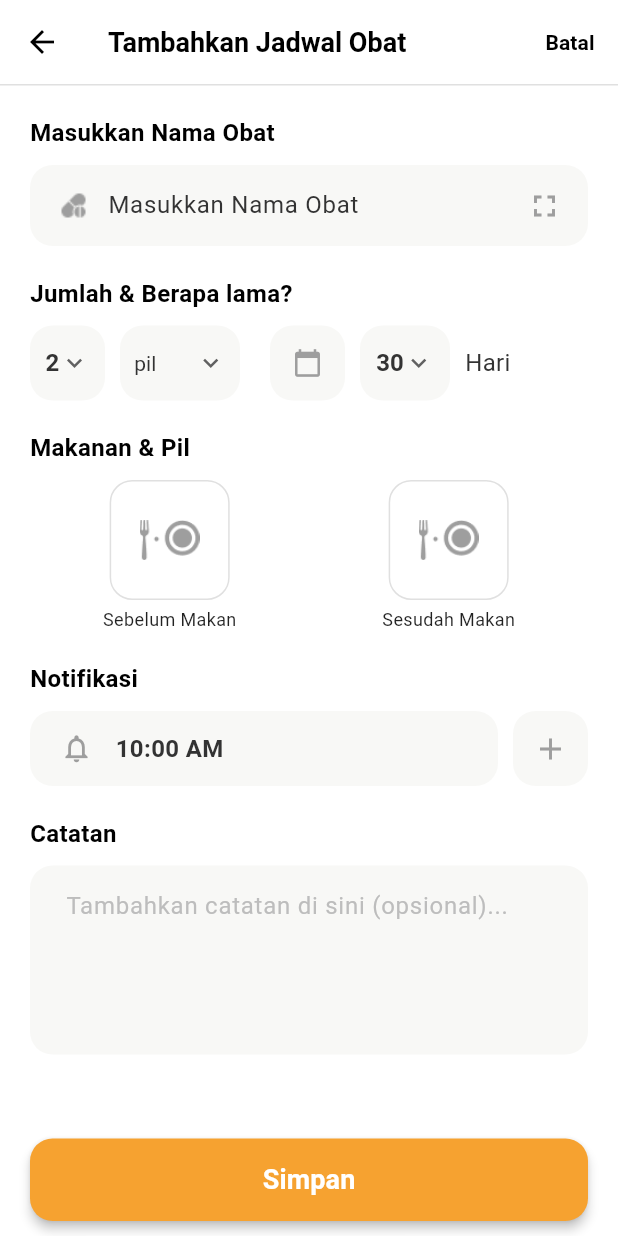
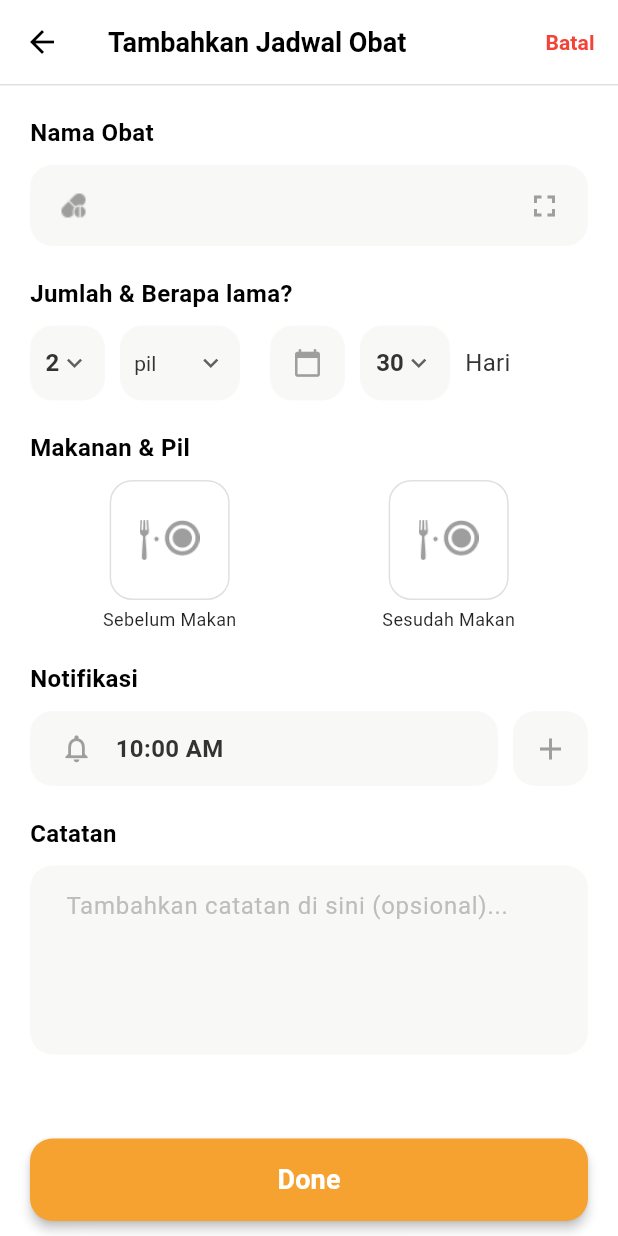
Before and after one commit to manzil26/sahabatRS, a Flutter app: the SajadTambahPage screen opened directly, on a phone screen of 412 x 824 dp. Run offline on Flutter 3.47's test engine with Material 3 defaults, Android fonts, the phone set to English and light mode, and no system bars; our stand-ins replace supabase_flutter; accounts and stored records are empty.

```diff
--- a/lib/screens/Penjadwalan/SaJad-Tambah.dart
+++ b/lib/screens/Penjadwalan/SaJad-Tambah.dart
@@ -1,31 +1,27 @@
+// screens/penjadwalan/sajad-tambah.dart
+
 import 'package:flutter/material.dart';
-// import 'package:flutter_svg/flutter_svg.dart'; // Jika ingin menggunakan SVG, tetapi saya akan menggunakan Image.asset/Icon sesuai assets
-import '../../../../models/jadwal_obat.dart'; // Import model untuk tipe data jika diperlukan
+import 'package:intl/intl.dart';
+import '../../../../models/jadwal_obat.dart'; // Import model
+import '../../../../services/jadwal_service.dart'; // Import service
 
 // --- Konstanta Warna ---
-// Orange/Filter Button Color dari Sajad Home
 const Color _orangeAksen = Color(0xFFF6A230);
-// Warna latar belakang input field
 const Color _inputBgColor = Color(0xFFF8F8F6);
-// Warna teks dalam input
 const Color _inputTextColor = Color(0xFF333333);
-// Warna icon dan teks abu-abu terang
 const Color _greyIconColor = Color(0xFF9E9E9E);
 
-// --- Tipe Enum untuk Waktu Makan (Konsisten dengan Model/Supabase) ---
-enum WaktuMakan {
-  sebelum, // Mirip dengan 'sebelum_makan'
-  saat, // Mirip dengan 'saat_makan'
-  sesudah, // Mirip dengan 'sesudah_makan'
-}
+// --- Tipe Enum untuk Waktu Makan ---
+// Memastikan nilai enum cocok dengan ENUM database: 'sebelum_makan', 'sesudah_makan'
+enum WaktuMakan { sebelum, saat, sesudah }
 
-// --- Widget untuk Pilihan Waktu Makan Kustom (Menggantikan Icon Sederhana) ---
+// --- Widget untuk Pilihan Waktu Makan Kustom (TIDAK BERUBAH) ---
 class WaktuMakanOption extends StatelessWidget {
   final WaktuMakan value;
   final WaktuMakan selectedValue;
   final ValueChanged<WaktuMakan> onChanged;
-  final String assetPath; // Path ke gambar piring
-  final String label; // Teks di bawah gambar
+  final String assetPath;
+  final String label;
 
   const WaktuMakanOption({
     Key? key,
@@ -39,14 +35,12 @@ class WaktuMakanOption extends StatelessWidget {
   @override
   Widget build(BuildContext context) {
     final bool isSelected = value == selectedValue;
-    // Menggunakan Container yang dimodifikasi agar sesuai dengan tampilan di gambar.
-    // Latar belakang dan border akan berubah saat terpilih.
     return GestureDetector(
       onTap: () => onChanged(value),
       child: Column(
         children: [
           Container(
-            width: 80, // Ukuran wadah menyesuaikan gambar
+            width: 80,
             height: 80,
             decoration: BoxDecoration(
               color: isSelected ? _orangeAksen : Colors.white,
@@ -66,14 +60,10 @@ class WaktuMakanOption extends StatelessWidget {
                   : [],
             ),
             child: Center(
-              // Menggunakan Image.asset (seperti 'piring.png' di assets/images)
-              // Note: Dalam gambar yang Anda berikan, icon piring hanya ada satu (tengah) yang berwarna,
-              // dua lainnya abu-abu. Saya akan mensimulasikan ini.
               child: Image.asset(
                 assetPath,
                 width: 40,
                 height: 40,
-                // Mengganti warna gambar jika terpilih (asumsi PNG monokrom)
                 color: isSelected ? Colors.white : _greyIconColor,
               ),
             ),
@@ -91,6 +81,69 @@ class WaktuMakanOption extends StatelessWidget {
       ),
     );
   }
+}
+
+// --- Widget Kustom untuk Input Field (Contoh: Nama Obat) ---
+Widget _buildRoundedInputField({
+  required String label,
+  required TextEditingController controller,
+  Widget? prefixIcon,
+  Widget? suffixIcon,
+  bool readOnly = false,
+  VoidCallback? onTap,
+  String? initialValue,
+}) {
+  return Column(
+    crossAxisAlignment: CrossAxisAlignment.start,
+    children: [
+      Text(
+        label,
+        style: const TextStyle(
+          fontWeight: FontWeight.w600,
+          fontSize: 16,
+          color: Colors.black,
+        ),
+      ),
+      const SizedBox(height: 10),
+      GestureDetector(
+        onTap: onTap,
+        child: AbsorbPointer(
+          absorbing: readOnly,
+          child: TextField(
+            controller: controller,
+            readOnly: readOnly,
+            decoration: InputDecoration(
+              filled: true,
+              fillColor: _inputBgColor,
+              contentPadding: const EdgeInsets.symmetric(
+                vertical: 15,
+                horizontal: 20,
+              ),
+              border: OutlineInputBorder(
+                borderRadius: BorderRadius.circular(15.0),
+                borderSide: BorderSide.none,
+              ),
+              prefixIcon: prefixIcon != null
+                  ? Padding(
+                      padding: const EdgeInsets.only(left: 10.0),
+                      child: prefixIcon,
+                    )
+                  : null,
+              suffixIcon: suffixIcon != null
+                  ? Padding(
+                      padding: const EdgeInsets.only(right: 10.0),
+                      child: suffixIcon,
+                    )
+                  : null,
+              hintText: initialValue,
+              hintStyle: TextStyle(color: _inputTextColor),
+            ),
+            style: TextStyle(color: _inputTextColor, fontSize: 16),
+          ),
+        ),
+      ),
+    ],
+  );
 }
 
 // --- Sajad Tambah Page ---
@@ -113,9 +166,7 @@ class _SajadTambahPageState extends State<SajadTambahPage> {
   String _catatan = '';
 
   // Controller untuk field yang kompleks
-  final TextEditingController _namaObatController = TextEditingController(
-    text: 'Masukkan Nama Obat',
-  );
+  final TextEditingController _namaObatController = TextEditingController();
   final TextEditingController _catatanController = TextEditingController();
 
   @override
@@ -162,96 +213,59 @@ class _SajadTambahPageState extends State<SajadTambahPage> {
     }
   }
 
-  // Fungsi untuk menyimpan data (simulasi)
-  void _simpanJadwal() {
-    // Di sini Anda akan membuat objek JadwalObat dan memanggil service untuk menyimpannya
-    // Contoh membuat model (tanpa ID pengguna, dll. untuk simulasi):
+  // Fungsi untuk menyimpan data (DIUBAH)
+  void _simpanJadwal() async {
+    // Dibuat async
+    // 1. Validasi
+    if (_namaObatController.text.isEmpty || _jumlahObat <= 0) {
+      ScaffoldMessenger.of(context).showSnackBar(
+        const SnackBar(content: Text('Nama obat dan jumlah harus diisi.')),
+      );
+      return;
+    }
+
+    // Logic untuk mengkonversi WaktuMakan enum ke string database
+    String getJenisWaktuMakan() {
+      switch (_waktuMakanTerpilih) {
+        case WaktuMakan.sebelum:
+          return 'sebelum_makan';
+        case WaktuMakan.sesudah:
+          return 'sesudah_makan';
+        case WaktuMakan.saat:
+        default:
+          return 'saat_makan';
+      }
+    }
+
+    // 2. Buat objek JadwalObat
     final newJadwal = JadwalObat(
-      id: 0, // ID placeholder
-      idPengguna: 1, // Placeholder
+      id: 0, // ID placeholder, DB akan generate
+      idPengguna: 1, // Menggunakan ID 1 untuk simulasi pengguna saat ini
       namaObat: _namaObat,
       jamMinum: _jamMinum,
-      jenisWaktuMakan: _waktuMakanTerpilih
-          .toString()
-          .split('.')
-          .last, // 'sebelum', 'saat', 'sesudah'
+      jenisWaktuMakan: getJenisWaktuMakan(), // Menggunakan helper function
       statusSelesai: false,
       jumlahObat: _jumlahObat,
       durasiHari: _durasiHari,
       catatan: _catatan,
     );
 
-    print('Jadwal disimpan:');
-    print(
-      'Obat: ${newJadwal.namaObat}, Jumlah: ${newJadwal.jumlahObat} ${newJadwal.jenisWaktuMakan}, Jam: ${newJadwal.jamMinum.format(context)}, Durasi: ${newJadwal.durasiHari} Hari, Catatan: ${newJadwal.catatan}',
-    );
+    // 3. Panggil Service untuk Add Data
+    final success = await JadwalService.addObat(newJadwal);
 
-    // Setelah simpan, kembali ke halaman sebelumnya
+    String message;
+    if (success) {
+      message = 'Jadwal obat berhasil ditambahkan.';
+    } else {
+      message = 'Gagal menambahkan jadwal obat.';
+    }
+
+    ScaffoldMessenger.of(
+      context,
+    ).showSnackBar(SnackBar(content: Text(message)));
+
+    // 4. Kembali ke halaman sebelumnya
     Navigator.of(context).pop();
-  }
-
-  // --- Widget Kustom untuk Input Field (Contoh: Nama Obat) ---
-  Widget _buildRoundedInputField({
-    required String label,
-    required TextEditingController controller,
-    Widget? prefixIcon,
-    Widget? suffixIcon,
-    bool readOnly = false,
-    VoidCallback? onTap,
-    String? initialValue,
-  }) {
-    return Column(
-      crossAxisAlignment: CrossAxisAlignment.start,
-      children: [
-        Text(
-          label,
-          style: const TextStyle(
-            fontWeight: FontWeight.w600,
-            fontSize: 16,
-            color: Colors.black,
-          ),
-        ),
-        const SizedBox(height: 10),
-        GestureDetector(
-          onTap:
-              onTap, // Jika readOnly, onTap bisa digunakan untuk memicu picker
-          child: AbsorbPointer(
-            absorbing: readOnly, // Mencegah keyboard muncul jika readOnly
-            child: TextField(
-              controller: controller,
-              readOnly: readOnly,
-              decoration: InputDecoration(
-                filled: true,
-                fillColor: _inputBgColor,
-                contentPadding: const EdgeInsets.symmetric(
-                  vertical: 15,
-                  horizontal: 20,
-                ),
-                border: OutlineInputBorder(
-                  borderRadius: BorderRadius.circular(15.0),
-                  borderSide: BorderSide.none,
-                ),
-                prefixIcon: prefixIcon != null
-                    ? Padding(
-                        padding: const EdgeInsets.only(left: 10.0),
-                        child: prefixIcon,
-                      )
-                    : null,
-                suffixIcon: suffixIcon != null
-                    ? Padding(
-                        padding: const EdgeInsets.only(right: 10.0),
-                        child: suffixIcon,
-                      )
-                    : null,
-                hintText: initialValue,
-                hintStyle: TextStyle(color: _inputTextColor),
-              ),
-              style: TextStyle(color: _inputTextColor, fontSize: 16),
-            ),
-          ),
-        ),
-      ],
-    );
   }
 
   // --- Widget Kustom untuk Pilihan Jumlah & Durasi (2 Pil - 30 Hari) ---
@@ -467,8 +481,7 @@ class _SajadTambahPageState extends State<SajadTambahPage> {
             // Tombol Tambah Waktu
             InkWell(
               onTap: () {
-                // Logika untuk menambah waktu notifikasi
-                _buildNotifikasiInput();
+                print('Tambah waktu notifikasi');
               },
               child: Container(
                 width: 50,
@@ -547,19 +560,11 @@ class _SajadTambahPageState extends State<SajadTambahPage> {
         actions: [
           TextButton(
             onPressed: () {
-              print('Hapus ditekan');
+              Navigator.of(context).pop();
             },
             child: const Text(
               'Batal',
-              style: TextStyle(
-                color: Color.fromARGB(
-                  255,
-                  0,
-                  0,
-                  0,
-                ), // Warna merah untuk tombol Hapus
-                fontWeight: FontWeight.w600,
-              ),
+              style: TextStyle(color: Colors.red, fontWeight: FontWeight.w600),
             ),
           ),
         ],
@@ -578,7 +583,7 @@ class _SajadTambahPageState extends State<SajadTambahPage> {
           children: <Widget>[
             // 1. Nama Obat
             _buildRoundedInputField(
-              label: 'Masukkan Nama Obat',
+              label: 'Nama Obat',
               controller: _namaObatController,
               prefixIcon: Image.asset(
                 'assets/images/penjadwalan/pil.png', // Sesuaikan path asset Anda
@@ -666,7 +671,7 @@ class _SajadTambahPageState extends State<SajadTambahPage> {
               elevation: 3,
             ),
             child: const Text(
-              'Simpan',
+              'Done',
               style: TextStyle(
                 fontSize: 18,
                 fontWeight: FontWeight.bold,
```
Also changed, not shown: lib/services/jadwal_service.dart (+22 -0 lines).
